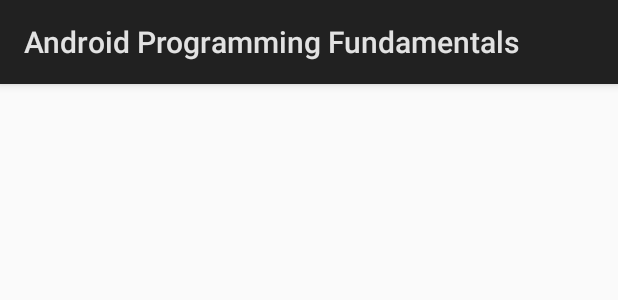
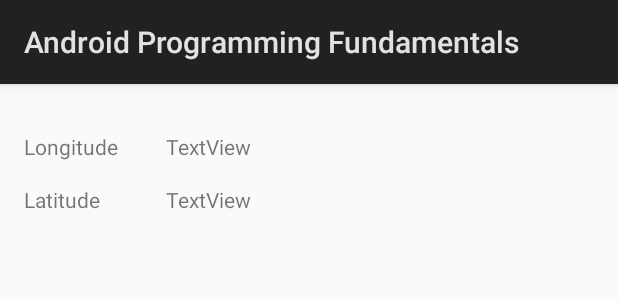
Before and after one commit to s1ddok/AndroidStudioFundamentals, an Android app: the layout activity_lab04_location.xml on its own in the app's theme, with its tools: preview values and no code run, on a phone screen of 412 x 824 dp. Shown: the top 300 px of the screen. Run offline under Robolectric (Android 15) with nearby library versions, the light colour scheme and no system bars.

Commit message:
add location demo

```diff
--- a/app/build.gradle
+++ b/app/build.gradle
@@ -6,7 +6,7 @@
     defaultConfig {
         applicationId "pl.pollub.androidprogrammingfundamentals"
         minSdkVersion 21
-        targetSdkVersion 25
+        targetSdkVersion 21
         versionCode 1
         versionName "1.0"
         testInstrumentationRunner "android.support.test.runner.AndroidJUnitRunner"
--- a/app/src/main/java/pl/pollub/androidprogrammingfundamentals/MainActivity.java
+++ b/app/src/main/java/pl/pollub/androidprogrammingfundamentals/MainActivity.java
@@ -36,5 +36,9 @@
         lab03Group.children.add(new Item("Data transfer", new Intent(this, Lab03ActivityDataTransfer.class)));
         lab03Group.children.add(new Item("Image picking", new Intent(this, Lab03ImagePicking.class)));
         groups.append(2, lab03Group);
+
+        Group lab04Group = new Group("Lab 04");
+        lab04Group.children.add(new Item("Location", new Intent(this, Lab04Location.class)));
+        groups.append(3, lab04Group);
     }
 }
--- a/app/src/main/res/layout/activity_lab04_location.xml
+++ b/app/src/main/res/layout/activity_lab04_location.xml
@@ -6,4 +6,41 @@
     android:layout_height="match_parent"
     tools:context="pl.pollub.androidprogrammingfundamentals.Lab04Location">
 
+    <TextView
+        android:id="@+id/textView6"
+        android:layout_width="wrap_content"
+        android:layout_height="wrap_content"
+        android:text="Longitude"
+        app:layout_constraintTop_toTopOf="parent"
+        android:layout_marginTop="32dp"
+        android:layout_marginLeft="16dp"
+        app:layout_constraintLeft_toLeftOf="parent" />
+
+    <TextView
+        android:id="@+id/textView8"
+        android:layout_width="wrap_content"
+        android:layout_height="wrap_content"
+        android:text="Latitude"
+        android:layout_marginTop="16dp"
+        app:layout_constraintTop_toBottomOf="@+id/textView6"
+        android:layout_marginLeft="0dp"
+        app:layout_constraintLeft_toLeftOf="@+id/textView6" />
+
+    <TextView
+        android:id="@+id/latValueTV"
+        android:layout_width="wrap_content"
+        android:layout_height="wrap_content"
+        android:layout_marginLeft="32dp"
+        android:text="TextView"
+        app:layout_constraintLeft_toRightOf="@+id/textView6"
+        app:layout_constraintBaseline_toBaselineOf="@+id/textView6" />
+
+    <TextView
+        android:id="@+id/longValueTV"
+        android:layout_width="wrap_content"
+        android:layout_height="wrap_content"
+        android:layout_marginLeft="0dp"
+        android:text="TextView"
+        app:layout_constraintLeft_toLeftOf="@+id/latValueTV"
+        app:layout_constraintBaseline_toBaselineOf="@+id/textView8" />
 </android.support.constraint.ConstraintLayout>
```
Also changed, not shown: app/src/main/AndroidManifest.xml (+8 -2 lines), app/src/main/java/pl/pollub/androidprogrammingfundamentals/Lab04Location.java (+67 -1 lines).
